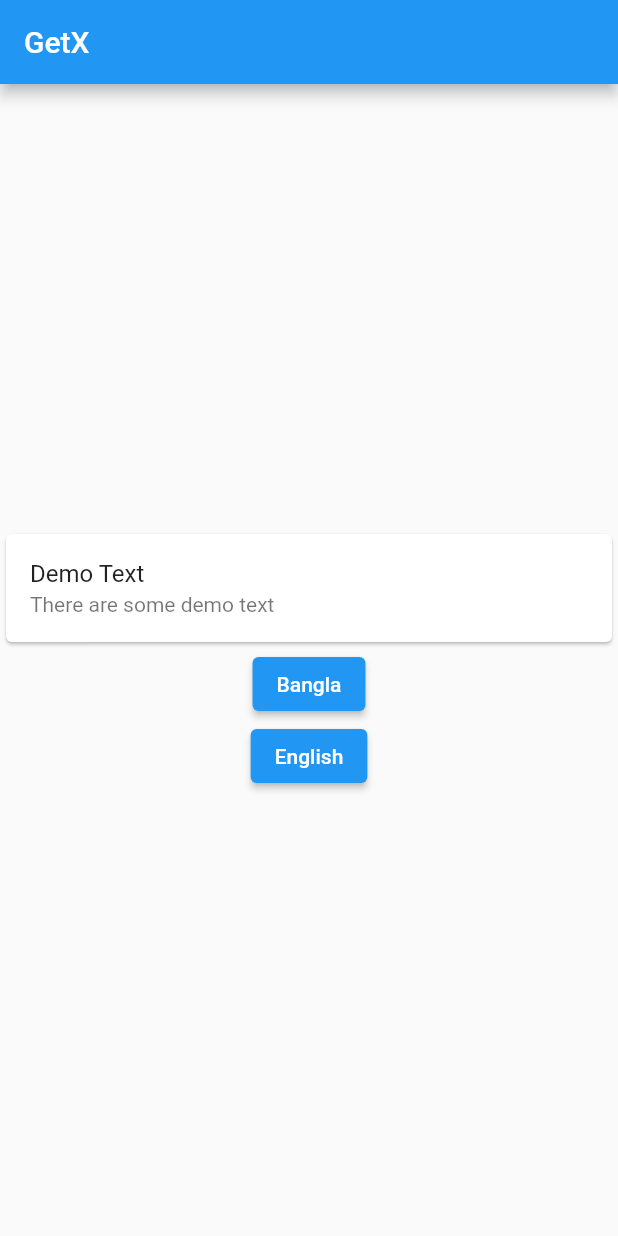
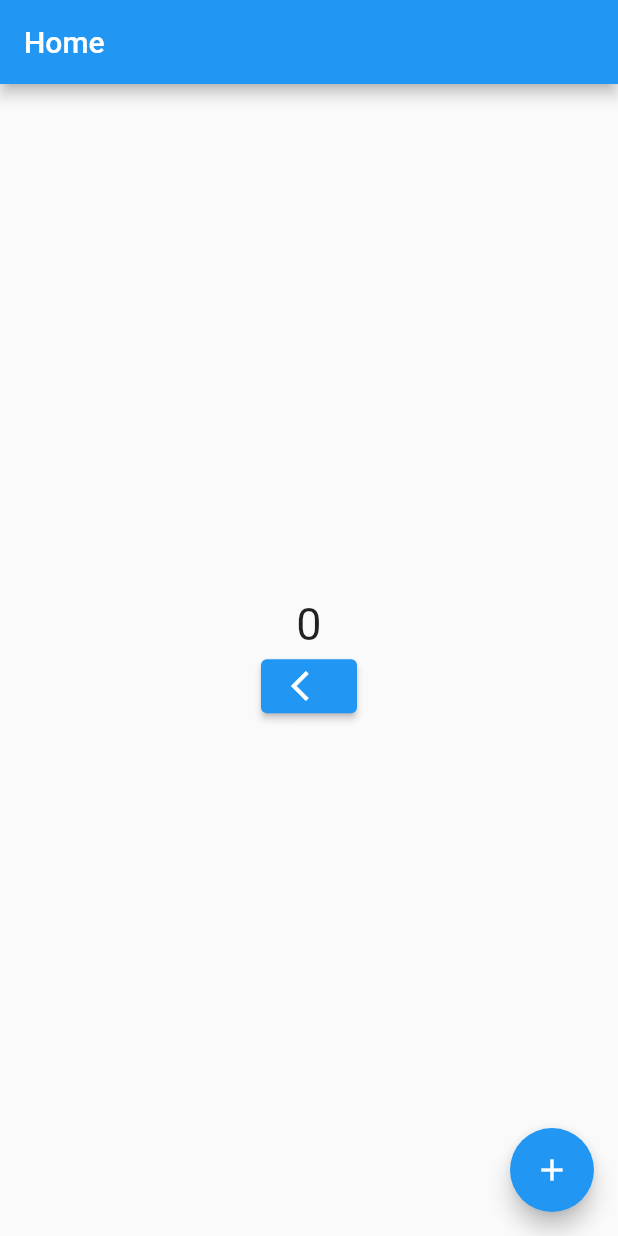
Before and after one commit to zubairbhuian/flutter_practice, a Flutter app: the screen it shows after launch, on a phone screen of 412 x 824 dp. Run offline on Flutter 3.47's test engine with Material 2 defaults, Android fonts, the light colour scheme and no system bars; our stand-ins replace get.

Commit message:
1243214134

```diff
--- a/lib/language/ban.dart
+++ /dev/null
@@ -1,4 +0,0 @@
-Map<String,String> ban = {
-  "title":"দেমো টেক্সট",
-  "subtitle":"এটা কিছু গণতান্ত্রিক",
-};
--- a/lib/language/eng.dart
+++ /dev/null
@@ -1,4 +0,0 @@
-Map<String,String> eng = {
-  "title":"Demo Text",
-  "subtitle":"There are some demo text",
-};
--- a/lib/languages.dart
+++ /dev/null
@@ -1,11 +0,0 @@
-import 'package:flutter_practice/language/ban.dart';
-import 'package:flutter_practice/language/eng.dart';
-import 'package:get/get.dart';
-
-class Languages extends Translations {
-  @override
-  Map<String, Map<String, String>> get keys => {
-    'bn_BD':ban,
-    'en_US':eng
-  };
-}
--- a/lib/main.dart
+++ b/lib/main.dart
@@ -1,5 +1,5 @@
 import 'package:flutter/material.dart';
-import 'package:flutter_practice/languages.dart';
+import 'package:flutter_practice/views/home_screen.dart';
 import 'package:get/get.dart';
 
 void main() {
@@ -13,59 +13,13 @@ class MyApp extends StatelessWidget {
   @override
   Widget build(BuildContext context) {
     return GetMaterialApp(
-      translations: Languages(),
-      locale: const Locale('en', 'US'),
-      fallbackLocale: const Locale('en', 'US'),
       title: 'Flutter Demo',
+      debugShowCheckedModeBanner: false,
       theme: ThemeData(
         // is not restarted.
         primarySwatch: Colors.blue,
       ),
-      home: const MyHomePage(),
+      home: const HomeScreen(),
     );
   }
 }
-
-class MyHomePage extends StatefulWidget {
-  const MyHomePage({Key? key}) : super(key: key);
-
-  @override
-  State<MyHomePage> createState() => _MyHomePageState();
-}
-
-class _MyHomePageState extends State<MyHomePage> {
-  @override
-  Widget build(BuildContext context) {
-    return Scaffold(
-        appBar: AppBar(
-          title: const Text('GetX'),
-        ),
-        body: Center(
-          child: Column(
-            mainAxisAlignment: MainAxisAlignment.center,
-            children: [
-              Card(
-                child: Column(
-                  children: [
-                    ListTile(
-                      title: Text('title'.tr),
-                      subtitle: Text('subtitle'.tr),
-                    )
-                  ],
-                ),
-              ),
-              ElevatedButton(
-                  onPressed: () {
-                    Get.updateLocale(const Locale('bn', 'BD'));
-                  },
-                  child: const Text('Bangla')),
-              ElevatedButton(
-                  onPressed: () {
-                    Get.updateLocale(const Locale('en', 'US'));
-                  },
-                  child: const Text('English')),
-            ],
-          ),
-        ));
-  }
-}
--- /dev/null
+++ b/lib/views/about_screen.dart
@@ -0,0 +1,32 @@
+import 'package:flutter/material.dart';
+import 'package:flutter_practice/views/home_screen.dart';
+import 'package:get/get.dart';
+
+class AboutScreen extends StatelessWidget {
+  const AboutScreen({Key? key}) : super(key: key);
+
+  @override
+  Widget build(BuildContext context) => Scaffold(
+        floatingActionButton: FloatingActionButton(
+          onPressed: () {},
+          child: const Icon(Icons.add),
+        ),
+        appBar: AppBar(title: const Text('About')),
+        body: Center(
+          child: Column(
+            mainAxisAlignment: MainAxisAlignment.center,
+            children: [
+              const Text(
+                '0',
+                style: TextStyle(fontSize: 30),
+              ),
+              ElevatedButton(
+                  onPressed: () {
+                    Get.off(const HomeScreen());
+                  },
+                  child: const Icon(Icons.arrow_back_ios))
+            ],
+          ),
+        ),
+      );
+}
--- /dev/null
+++ b/lib/views/home_screen.dart
@@ -0,0 +1,32 @@
+import 'package:flutter/material.dart';
+import 'package:flutter_practice/views/about_screen.dart';
+import 'package:get/get.dart';
+
+class HomeScreen extends StatelessWidget {
+  const HomeScreen({Key? key}) : super(key: key);
+
+  @override
+  Widget build(BuildContext context) => Scaffold(
+        floatingActionButton: FloatingActionButton(
+          onPressed: () {},
+          child: const Icon(Icons.add),
+        ),
+        appBar: AppBar(title: const Text('Home')),
+        body: Center(
+          child: Column(
+            mainAxisAlignment: MainAxisAlignment.center,
+            children: [
+              const Text(
+                '0',
+                style: TextStyle(fontSize: 30),
+              ),
+              ElevatedButton(
+                  onPressed: () {
+                    Get.off(const AboutScreen());
+                  },
+                  child: const Icon(Icons.arrow_back_ios))
+            ],
+          ),
+        ),
+      );
+}
```
